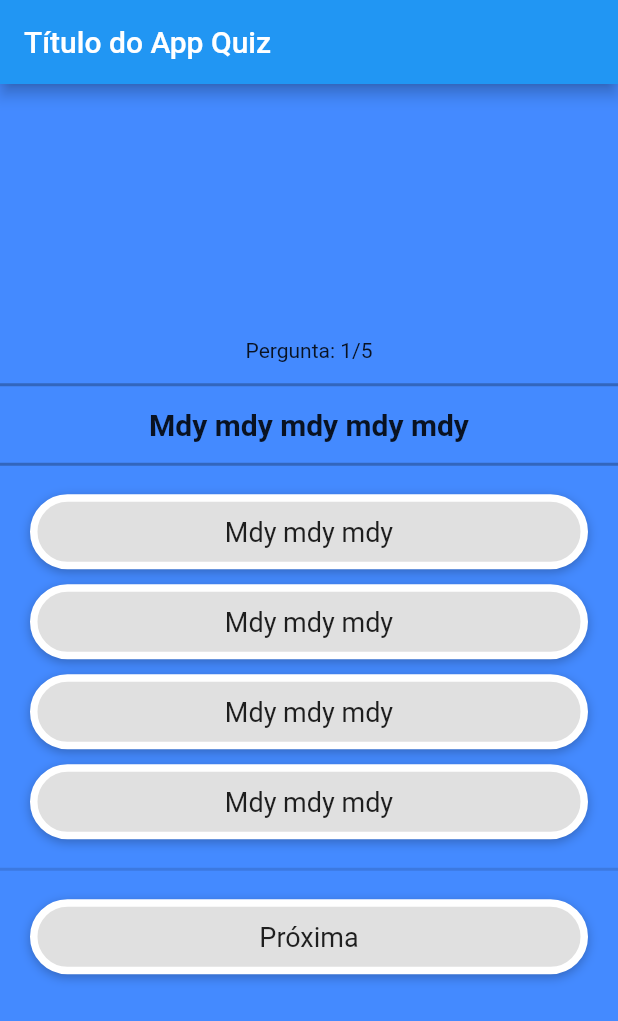
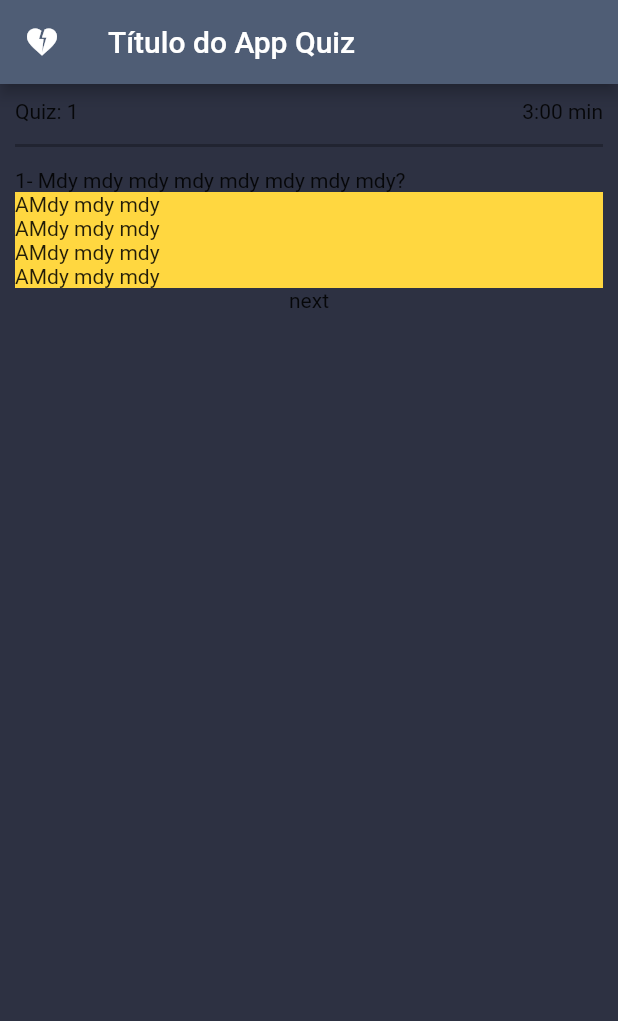
Before and after one commit to guilhermedacruzz/quiz_tati, a Flutter app: the screen it shows after launch, on a phone screen of 412 x 824 dp. Shown: the top 1021 px of the screen. Run offline on Flutter 3.47's test engine with Material 2 defaults, Android fonts, the phone set to English and light mode, and no system bars.

Commit message:
refazendo tudo

```diff
--- a/lib/generator.dart
+++ b/lib/generator.dart
@@ -14,7 +14,7 @@ class GeneratorQuestions {
 
   Map generate() {
     return {
-      "text": generatePhase(5),
+      "text": generatePhase(8),
       "correct": generatePhase(3),
       "otherOptions": List.generate(3, (_) => generatePhase(3)),
     };
--- a/lib/main.dart
+++ b/lib/main.dart
@@ -15,7 +15,14 @@
     return MaterialApp(
       home: Scaffold(
         appBar: AppBar(
-          title: const Text("Título do App Quiz"),
+          leading: const Icon(Icons.heart_broken),
+          title: const Text(
+            "Título do App Quiz",
+            style: TextStyle(
+              color: Color(0xffffffff),
+            ),
+          ),
+          backgroundColor: const Color(0xff4f5d75),
         ),
         body: Body(),
       ),
@@ -37,21 +44,28 @@
   @override
   Widget build(BuildContext context) {
     return Container(
-      color: Colors.blueAccent,
-      child: Center(
+      padding: const EdgeInsets.all(10),
+      color: const Color(0xff2d3142),
       child: Column(
-          mainAxisAlignment: MainAxisAlignment.center,
+        crossAxisAlignment: CrossAxisAlignment.start,
         children: [
-            Text("Pergunta: ${currentQuestion + 1}/${questions.length}"),
-            Divider(height: 30, thickness: 2, color: Colors.black26),
+          Row(
+            mainAxisAlignment: MainAxisAlignment.spaceBetween,
+            children: [
               Text(
-              questions[currentQuestion].text,
-              style: TextStyle(
-                fontSize: 20,
-                fontWeight: FontWeight.bold,
+                "Quiz: ${currentQuestion + 1}",
               ),
+              Text("3:00 min"),
+            ],
           ),
-            Divider(height: 30, thickness: 2, color: Colors.black26),
+          const Divider(
+            height: 30,
+            thickness: 2,
+            color: Colors.black26,
+          ),
+          Text(
+            "${currentQuestion + 1}- ${questions[currentQuestion].text}?",
+          ),
           ...questions[currentQuestion]
               .allOptions
               .map((option) => GestureDetector(
@@ -62,33 +76,19 @@
                       });
                     },
                     child: Container(
-                        child: Text(
-                          option,
-                          style: TextStyle(fontSize: 18),
-                        ),
-                        alignment: Alignment.center,
+                      color: Colors.amberAccent,
                       width: double.infinity,
-                        height: 50,
-                        margin:
-                            EdgeInsets.symmetric(horizontal: 20, vertical: 5),
-                        decoration: BoxDecoration(
-                          color: Colors.grey[300],
-                          border: Border.all(
-                            color: Colors.white,
-                            width: 5,
-                          ),
-                          boxShadow: const [
-                            BoxShadow(
-                              color: Colors.black26,
-                              offset: Offset(0, 2),
-                              blurRadius: 5,
-                            )
+                      child: Row(
+                        children: [
+                          Text(String.fromCharCode(questions[currentQuestion]
+                                  .allOptions
+                                  .indexOf(option) +
+                              65)),
+                          Text(option),
                         ],
-                          borderRadius: BorderRadius.circular(100),
                       ),
                     ),
                   )),
-            Divider(height: 30, thickness: 2,),
           GestureDetector(
             onTap: () {
               setState(() {
@@ -96,35 +96,12 @@
                     min(currentQuestion + 1, questions.length - 1);
               });
             },
-              child: Container(
-                child: Text(
-                  "Próxima",
-                  style: TextStyle(fontSize: 18),
-                ),
-                alignment: Alignment.center,
-                width: double.infinity,
-                height: 50,
-                margin: EdgeInsets.symmetric(horizontal: 20, vertical: 5),
-                decoration: BoxDecoration(
-                  color: Colors.grey[300],
-                  border: Border.all(
-                    color: Colors.white,
-                    width: 5,
-                  ),
-                  boxShadow: const [
-                    BoxShadow(
-                      color: Colors.black26,
-                      offset: Offset(0, 2),
-                      blurRadius: 5,
-                    )
-                  ],
-                  borderRadius: BorderRadius.circular(100),
-                ),
+            child: Center(
+              child: Text("next"),
             ),
           ),
         ],
       ),
-      ),
     );
   }
 }
```
Also changed, not shown: lib/save.dart (added, +146 -0 lines), pubspec.yaml (+8 -15 lines), assets/fonts/Poppins-Regular.ttf (added), assets/images/back.jpg (added). Lines whose indentation alone changed are shown as unchanged.
